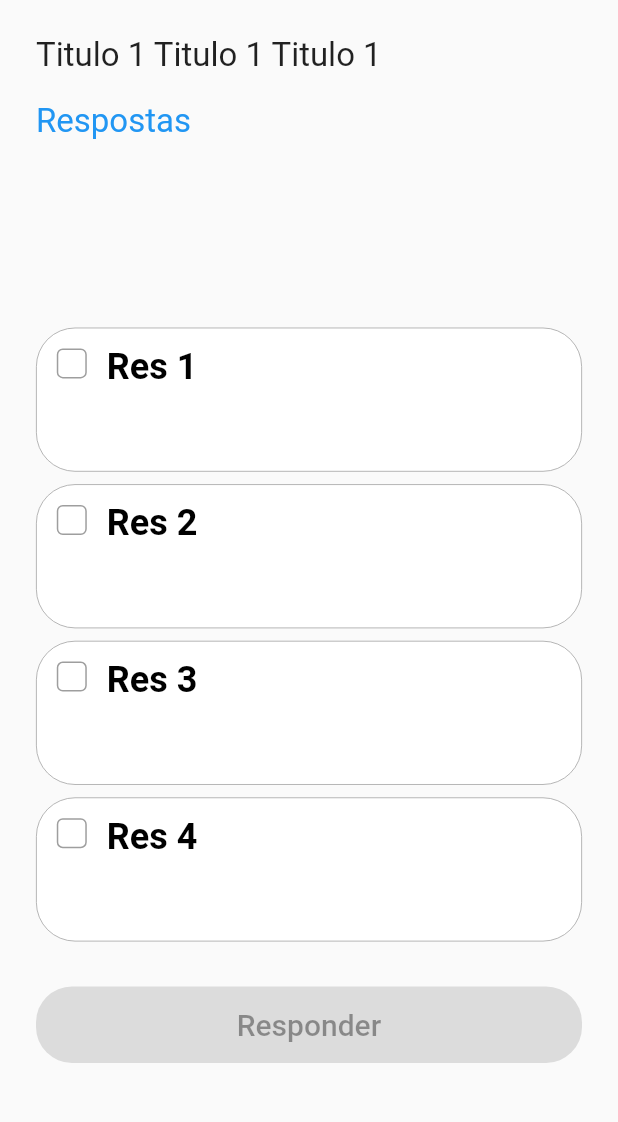
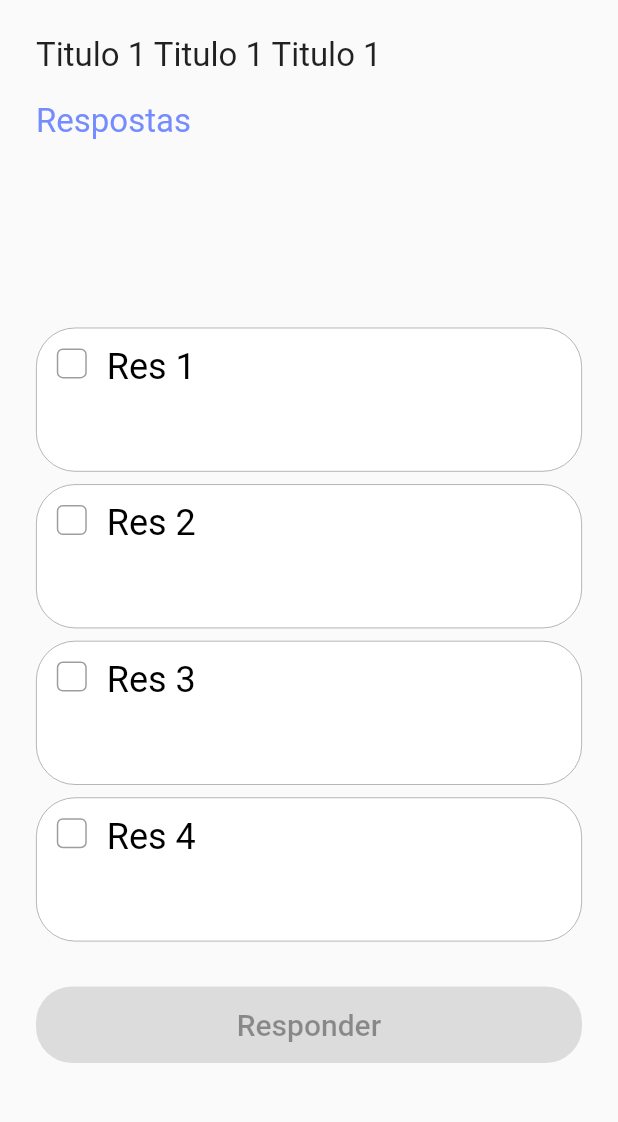
Before and after one commit to EduardoGPS-18/FirstWeekChallengeUA, a Flutter app: the QuestionPage screen opened directly, on a phone screen of 412 x 824 dp, the part 84-1206 px from its top. Run offline on Flutter 3.47's test engine with Material 2 defaults, Android fonts, the phone set to English and light mode, and no system bars.

Commit message:
fix: color font and font weight

```diff
--- a/lib/widgets/question/header_question.dart
+++ b/lib/widgets/question/header_question.dart
@@ -30,7 +30,7 @@ class HeaderQuestion extends StatelessWidget {
             padding: EdgeInsets.symmetric(vertical: 18),
             child: Text(
               "Respostas",
-              style: TextStyle(fontSize: 22, color: Colors.blue),
+              style: TextStyle(fontSize: 22, color: Color(0xff758CFF)),
             ),
           ),
         ],
--- a/lib/widgets/question/response_button.dart
+++ b/lib/widgets/question/response_button.dart
@@ -110,7 +110,6 @@ class _ResponseButtonState extends State<ResponseButton> {
                             : isSelectedOnly
                                 ? Color(0xff758CFF)
                                 : Colors.black,
-                fontWeight: FontWeight.bold,
               ),
             ),
           ),
```
